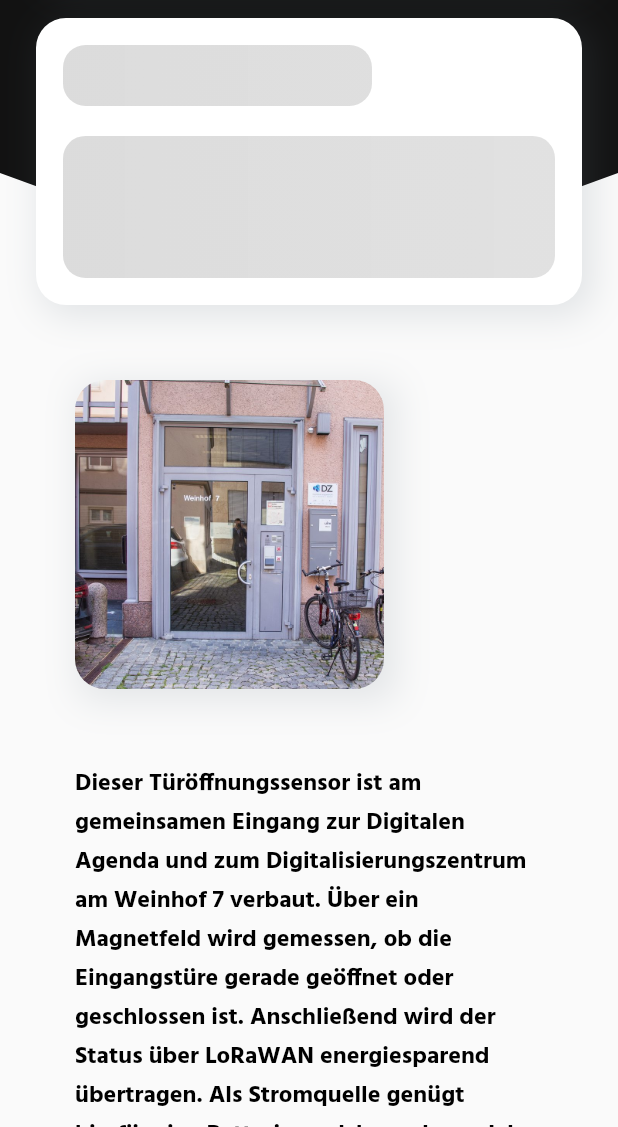
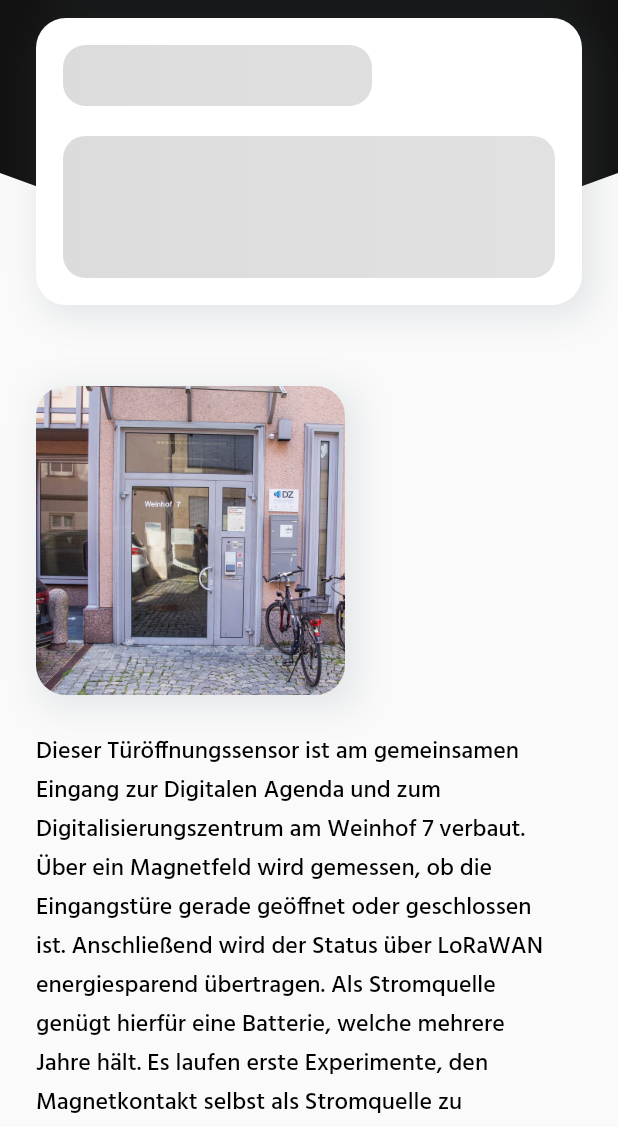
Before and after one commit to GikuMironica/LoraPark, a Flutter app: the DoorPage widget shown alone on an empty page, opened directly, scrolled down 576 dp, on a phone screen of 412 x 824 dp, the part 109-1236 px from its top. Run offline on Flutter 3.47's test engine with Material 2 defaults, Android fonts, the phone set to English and light mode, and no system bars; our stand-ins replace dio, fl_chart, fluro, flutter_secure_storage, get_it, jiffy and 3 more; missing offline and left inert: catcher, jwt_decode; accounts and stored records are empty; network calls fail.

Commit message:
[Refactor] Improved sensor description. Adapted to changes in responsiveness.

```diff
--- a/lib/screens/door_page/door_page.dart
+++ b/lib/screens/door_page/door_page.dart
@@ -71,8 +71,7 @@ class _DoorPageState extends State<DoorPage> {
                       ? LoadingDataPresenter()
                       : DataPresenter(
                           width: MediaQuery.of(context).size.width,
-                          height:
-                              (MediaQuery.of(context).size.height - 250) / 3,
+                          height: MediaQuery.of(context).size.width * 0.3,
                           title: 'Door Openings Today',
                           visualization: Icon(
                             Icons.sensor_door_outlined,
@@ -97,8 +96,7 @@ class _DoorPageState extends State<DoorPage> {
                       ? LoadingDataPresenter()
                       : DataPresenter(
                           width: MediaQuery.of(context).size.width,
-                          height:
-                              (MediaQuery.of(context).size.height - 250) / 3,
+                          height: MediaQuery.of(context).size.width * 0.3,
                           title: 'Last Opened',
                           visualization: Icon(
                             Icons.access_time_rounded,
@@ -121,7 +119,7 @@ class _DoorPageState extends State<DoorPage> {
                       ? LoadingDataPresenter()
                       : DataPresenter(
                           width: MediaQuery.of(context).size.width,
-                          height: (MediaQuery.of(context).size.height - 250),
+                          height: MediaQuery.of(context).size.width * 0.95,
                           title: 'Last 8 Days',
                           data: Consumer<DoorController>(
                             builder: (_, __, ___) => DoorChart(),
--- a/lib/screens/widgets/sensor_description/sensor_description.dart
+++ b/lib/screens/widgets/sensor_description/sensor_description.dart
@@ -3,18 +3,20 @@ import 'package:flutter/material.dart';
 import 'package:lorapark_app/themes/lorapark_theme.dart';
 
 class SensorDescription extends StatelessWidget {
-  String text;
-  AssetImage image;
+  final String text;
+  final AssetImage image;
 
-  SensorDescription({this.text, this.image});
+  SensorDescription({@required this.text, this.image});
 
   @override
   Widget build(BuildContext context) {
     return Padding(
-      padding: const EdgeInsets.all(26.0),
+      padding: const EdgeInsets.only(
+        top: 30,
+        right: 24,
+      ),
       child: Column(
-        children: [
-          Row(
+        crossAxisAlignment: CrossAxisAlignment.start,
         children: [
           Container(
             width: MediaQuery.of(context).size.width / 2,
@@ -26,23 +28,22 @@ class SensorDescription extends StatelessWidget {
             ),
             child: ClipRRect(
               borderRadius: BorderRadius.circular(20.0),
+              child: FittedBox(
+                fit: BoxFit.cover,
                 child: Image(
-                    image: this.image,
-                    alignment: Alignment.topLeft,
+                  image: image,
                 ),
               ),
-              )
-            ],
             ),
-          SizedBox(height: 50),
-          SizedBox(
-            height: MediaQuery.of(context).size.height / 2,
+          ),
+          SizedBox(height: 25),
+          Container(
+            width: double.infinity,
             child: Text(
-              this.text,
-              textAlign: TextAlign.left,
+              text,
               style: TextStyle(
                 color: Colors.black,
-                fontWeight: FontWeight.w700,
+                fontWeight: FontWeight.w500,
                 fontSize: 16,
               ),
             ),
```
Also changed, not shown: lib/screens/structure_damage_page/structure_damage_page.dart (+6 -8 lines), lib/screens/waste_level_page/waste_level_page.dart (+12 -20 lines). Lines whose indentation alone changed are shown as unchanged.
